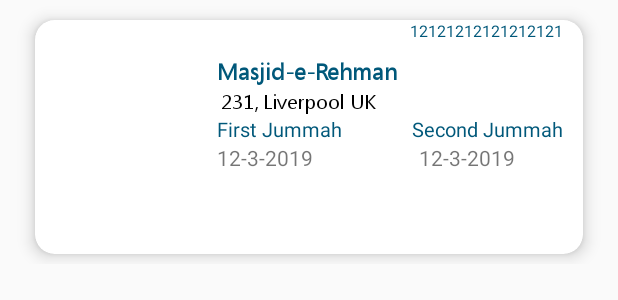
After one commit to shoaibmushtaq/MOSQUE, an Android app: the layout item_nearesjummah.xml on its own in the app's theme, with its tools: preview values and no code run, on a phone screen of 412 x 824 dp. The commit adds this screen. Shown: the top 300 px of the screen. Run offline under Robolectric (Android 15) with nearby library versions, the phone set to English and light mode, and no system bars.

Commit message:
Nearest jummah updated Dua Prayer times

```diff
--- a/app/src/main/java/com/example/mymosque/Adapter/AdapterCity.java
+++ b/app/src/main/java/com/example/mymosque/Adapter/AdapterCity.java
@@ -39,12 +39,13 @@ public class AdapterCity extends RecyclerView.Adapter<AdapterCity.ViewHolder> {
         this.modelList = Names;
 
     }
+    View v;
     @NonNull
     @Override
     public AdapterCity.ViewHolder onCreateViewHolder (@NonNull ViewGroup parent, int viewType){
 
-        View view = LayoutInflater.from(parent.getContext()).inflate(R.layout.item_city, parent, false);
-        return new AdapterCity.ViewHolder(view);
+        v = LayoutInflater.from(parent.getContext()).inflate(R.layout.item_city, parent, false);
+        return new AdapterCity.ViewHolder(v);
 
 
     }
--- a/app/src/main/java/com/example/mymosque/Fragments/GetCity.java
+++ b/app/src/main/java/com/example/mymosque/Fragments/GetCity.java
@@ -11,6 +11,7 @@ import android.view.LayoutInflater;
 import android.view.View;
 import android.view.ViewGroup;
 import android.widget.LinearLayout;
+import android.widget.Toast;
 
 import com.example.mymosque.API;
 import com.example.mymosque.Adapter.AdapterCity;
@@ -48,6 +49,7 @@ View v;
         recyclerView=v.findViewById(R.id.PostalCode_RV);
         manager=new LinearLayoutManager(getContext());
         recyclerView.setLayoutManager(manager);
+        fetchcities("http://masjidi.co.uk/api/");
         return v;
     }
 public void fetchcities(String url){
@@ -66,7 +68,7 @@ public void fetchcities(String url){
 
         @Override
         public void onFailure(Call<List<City>> call, Throwable t) {
-
+            Toast.makeText(getContext(),"unable to fetch"+t.getCause(),Toast.LENGTH_LONG).show();
         }
     });
 
--- /dev/null
+++ b/app/src/main/res/layout/item_nearesjummah.xml
@@ -0,0 +1,130 @@
+<?xml version="1.0" encoding="utf-8"?>
+<RelativeLayout
+    xmlns:android="http://schemas.android.com/apk/res/android"
+    android:layout_width="wrap_content"
+    android:layout_height="wrap_content"
+    android:layoutDirection="ltr"
+    xmlns:app="http://schemas.android.com/apk/res-auto">
+
+
+    <android.support.v7.widget.CardView
+        android:layout_width="@dimen/_323sdp"
+        android:layout_height="@dimen/_120sdp"
+        android:layout_marginLeft="@dimen/_18sdp"
+        android:layout_marginRight="@dimen/_18sdp"
+        android:layout_marginBottom="@dimen/_5sdp"
+        android:layout_marginTop="@dimen/_10sdp"
+        app:cardCornerRadius="@dimen/_10sdp"
+        app:cardElevation="@dimen/_5sdp">
+
+        <RelativeLayout
+            android:id="@+id/ItemView_"
+            android:layout_width="match_parent"
+            android:layout_height="match_parent">
+
+            <ImageView
+                android:id="@+id/img_"
+                android:layout_width="@dimen/_81sdp"
+                android:layout_height="@dimen/_79sdp"
+                android:layout_margin="@dimen/_6sdp" />
+
+
+            <TextView
+                android:id="@+id/txt_Masajid"
+                android:layout_width="@dimen/_110sdp"
+                android:layout_height="wrap_content"
+                android:layout_marginTop="@dimen/_18sdp"
+                android:layout_toEndOf="@id/img_"
+                android:fontFamily="@font/segoeuiregular"
+                android:text="Masjid-e-Rehman"
+                android:textColor="@color/colorPrimary"
+                android:textSize="@dimen/_12sdp"
+                android:textStyle="bold" />
+
+            <TextView
+                android:id="@+id/txt_address_"
+                android:layout_width="@dimen/_110sdp"
+                android:layout_height="wrap_content"
+                android:layout_below="@id/txt_Masajid"
+                android:layout_marginLeft="@dimen/_2sdp"
+                android:layout_toEndOf="@id/img_"
+                android:fontFamily="@font/segoeuiregular"
+                android:text="231, Liverpool UK"
+                android:textColor="@color/black"
+                android:textSize="@dimen/_10sdp" />
+
+            <TextView
+                android:id="@+id/TextDate"
+                android:layout_width="wrap_content"
+                android:layout_height="wrap_content"
+                android:layout_alignParentEnd="true"
+                android:layout_marginRight="@dimen/_10sdp"
+                android:text="12121212121212121"
+                android:textColor="@color/colorPrimary"
+                android:textSize="@dimen/_8sdp"
+                android:textStyle="normal" />
+
+            <TextView
+                android:id="@+id/FirstJummahHeading"
+                android:layout_below="@id/txt_address_"
+                android:layout_width="wrap_content"
+                android:layout_height="wrap_content"
+                android:text="First Jummah"
+                android:layout_toEndOf="@id/img_"
+                android:textColor="@color/colorPrimary"
+                android:textSize="@dimen/_10sdp"/>
+
+            <TextView
+                android:id="@+id/FirstJummahTime"
+                android:layout_below="@id/FirstJummahHeading"
+                android:layout_toEndOf="@id/img_"
+                android:layout_width="wrap_content"
+                android:layout_height="wrap_content"
+                android:text="12-3-2019"/>
+
+
+            <TextView
+                android:id="@+id/SecondJummahHeading"
+                android:layout_below="@id/txt_address_"
+                android:layout_alignParentEnd="true"
+                android:layout_width="wrap_content"
+                android:layout_height="wrap_content"
+                android:text="Second Jummah"
+                android:textColor="@color/colorPrimary"
+                android:textSize="@dimen/_10sdp"
+                android:layout_marginEnd="@dimen/_10sdp"/>
+
+
+            <TextView
+                android:id="@+id/SecondJummahTime"
+                android:layout_below="@id/SecondJummahHeading"
+               android:layout_alignParentEnd="true"
+                android:layout_marginEnd="@dimen/_35sdp"
+                android:layout_width="wrap_content"
+                android:layout_height="wrap_content"
+                android:text="12-3-2019"/>
+
+
+
+        </RelativeLayout>
+    </android.support.v7.widget.CardView>
+
+
+
+
+
+
+
+
+
+
+
+
+
+
+
+
+
+
+
+</RelativeLayout>
```
Also changed, not shown: app/src/main/java/com/example/mymosque/API.java (+7 -0 lines), app/src/main/java/com/example/mymosque/Adapter/AdapterNearestummah.java (added, +128 -0 lines), app/src/main/java/com/example/mymosque/Fragments/FragmentNearestJummah.java (+48 -1 lines), app/src/main/java/com/example/mymosque/Fragments/FragmentPrayerTimes.java (+13 -1 lines), app/src/main/java/com/example/mymosque/Fragments/ResultNearestJummah.java (added, +112 -0 lines), app/src/main/java/com/example/mymosque/NearestJummah.java (added, +98 -0 lines), app/src/main/res/layout/fragment_favorite.xml (+51 -0 lines), app/src/main/res/layout/fragment_result_nearest_jummah.xml (added, +14 -0 lines), app/src/main/res/drawable-hdpi/notfoundicon.jpg (added), app/src/main/res/drawable-mdpi/notfoundicon.jpg (added), app/src/main/res/drawable-xhdpi/notfoundicon.jpg (added), app/src/main/res/drawable-xxhdpi/notfoundicon.jpg (added), app/src/main/res/drawable-xxxhdpi/notfoundicon.jpg (added).
